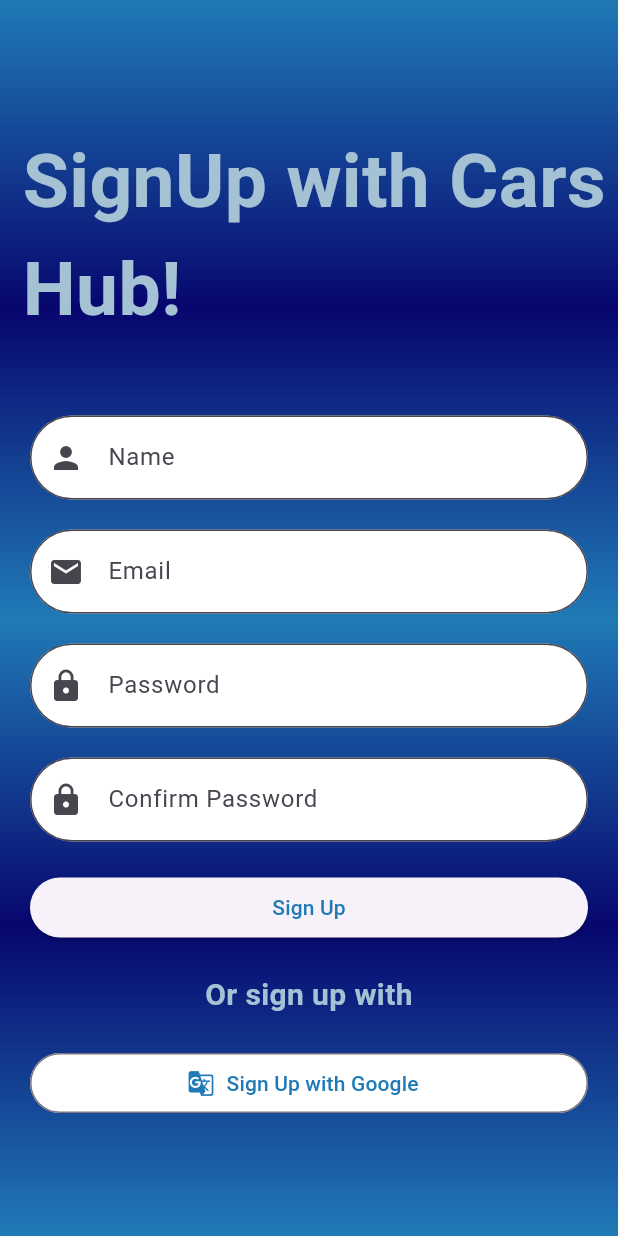
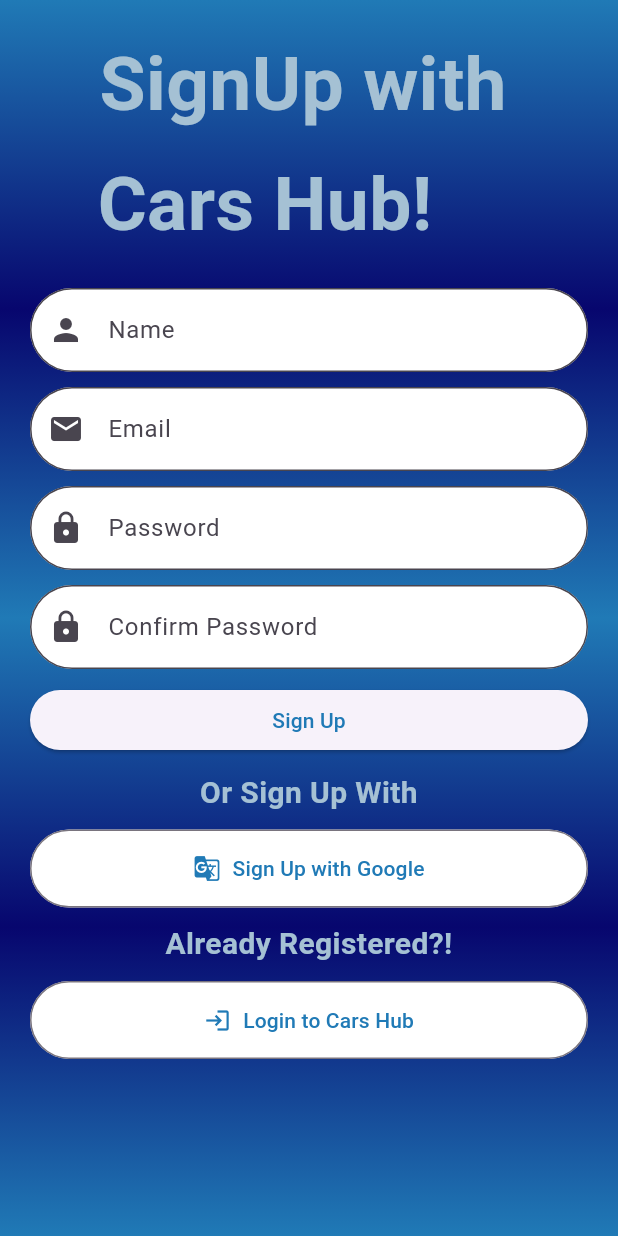
Before and after one commit to daniyalcr9/Cars_Hub, a Flutter app: the screen it shows after launch, on a phone screen of 412 x 824 dp. Run offline on Flutter 3.47's test engine with Material 3 defaults, Android fonts, the phone set to English and light mode, and no system bars; our stand-ins replace firebase_auth, firebase_core; accounts and stored records are empty.

Commit message:
9th commit

```diff
--- a/cars_hub/lib/personicon.dart
+++ b/cars_hub/lib/personicon.dart
@@ -1,3 +1,4 @@
+import 'package:cars_hub/auth.dart';
 import 'package:cars_hub/user.dart';
 import 'package:flutter/cupertino.dart';
 import 'package:flutter/material.dart';
@@ -7,6 +8,7 @@
   @override
   Widget build(BuildContext context) {
     final customUser = Provider.of<CustomUser?>(context);
+    final AuthService _auth = AuthService();
 
     return Drawer(
       child: Padding(
@@ -43,8 +45,9 @@
             ListTile(
               leading: Icon(Icons.logout),
               title: Text("Logout"),
-              onTap: () {
+              onTap: () async {
                 // Log out functionality
+                await _auth.signout();
               },
             ),
           ],
--- a/cars_hub/lib/signup.dart
+++ b/cars_hub/lib/signup.dart
@@ -1,5 +1,6 @@
 import 'package:cars_hub/auth.dart';
 import 'package:cars_hub/home.dart';
+import 'package:cars_hub/login.dart';
 import 'package:flutter/material.dart';
 
 class SignUp extends StatefulWidget {
@@ -18,30 +19,23 @@
   TextEditingController pass = TextEditingController();
   TextEditingController confirmpass = TextEditingController();
 
+  String emailuser = "";
+  String passworduser = "";
+
   RegExp emailRegex = RegExp(r'^[\w-]+(\.[\w-]+)*@[\w-]+(\.[\w-]+)+$');
-
   var regpassword =
       RegExp(r'^(?=.*[A-Z])(?=.*[a-z])(?=.*[0-9])(?=.*[!@#\$%&\*])(?=.{8,})');
   @override
   Widget build(BuildContext context) {
     return Scaffold(
-      // appBar: AppBar(
-      //   backgroundColor: Color.fromARGB(255, 87, 184, 248),
-      //   title: Text(
-      //     'Sign Up',
-      //     style: TextStyle(
-      //       color: Color.fromARGB(255, 7, 6, 110),
-      //       fontWeight: FontWeight.bold,
-      //       fontSize: 28,
-      //     ),
-      //   ),
-      //   centerTitle: true,
-      // ),
       body: SingleChildScrollView(
+        child: ConstrainedBox(
+          constraints: BoxConstraints(
+            minHeight: MediaQuery.of(context).size.height,
+          ),
           child: Form(
             key: form,
             child: Container(
-            height: MediaQuery.of(context).size.height,
               decoration: BoxDecoration(
                 gradient: LinearGradient(
                   begin: Alignment.topCenter,
@@ -52,15 +46,15 @@
                     Color.fromARGB(255, 32, 122, 182),
                     Color.fromARGB(255, 7, 6, 110),
                     Color.fromARGB(255, 32, 122, 182),
-                ], // Mixture of blue and green
+                  ],
                 ),
               ),
               child: Column(
                 children: [
                   Padding(
-                  padding: const EdgeInsets.fromLTRB(15, 85, 8, 8),
+                    padding: const EdgeInsets.fromLTRB(0, 20, 8, 8),
                     child: Text(
-                    "SignUp with Cars Hub!",
+                      "SignUp with",
                       style: TextStyle(
                         fontSize: 50,
                         fontWeight: FontWeight.bold,
@@ -69,7 +63,18 @@
                     ),
                   ),
                   Padding(
-                  padding: EdgeInsets.all(20.0),
+                    padding: const EdgeInsets.fromLTRB(0, 0, 8, 0),
+                    child: Text(
+                      "Cars Hub!    ",
+                      style: TextStyle(
+                        fontSize: 50,
+                        fontWeight: FontWeight.bold,
+                        color: Color.fromARGB(255, 165, 193, 212),
+                      ),
+                    ),
+                  ),
+                  Padding(
+                    padding: EdgeInsets.fromLTRB(20, 0, 20, 20),
                     child: Column(
                       crossAxisAlignment: CrossAxisAlignment.stretch,
                       children: [
@@ -92,9 +97,14 @@
                             filled: true,
                           ),
                         ),
-                      SizedBox(height: 20.0),
+                        SizedBox(height: 10.0),
                         TextFormField(
                           controller: email,
+                          onChanged: (val) {
+                            setState(() {
+                              emailuser = val;
+                            });
+                          },
                           validator: (value) {
                             if (value!.isEmpty) {
                               return "Please Enter your Name";
@@ -113,7 +123,7 @@
                             filled: true,
                           ),
                         ),
-                      SizedBox(height: 20.0),
+                        SizedBox(height: 10.0),
                         TextFormField(
                           controller: pass,
                           validator: (value) {
@@ -135,8 +145,11 @@
                           ),
                           obscureText: true,
                         ),
-                      SizedBox(height: 20.0),
+                        SizedBox(height: 10.0),
                         TextFormField(
+                          onChanged: (val) {
+                            passworduser = val;
+                          },
                           controller: confirmpass,
                           validator: (value) {
                             if (value!.isEmpty) {
@@ -157,7 +170,7 @@
                           ),
                           obscureText: true,
                         ),
-                      SizedBox(height: 20.0),
+                        SizedBox(height: 10.0),
                         ElevatedButton(
                           onPressed: () async {
                             if (form.currentState!.validate()) {
@@ -185,9 +198,9 @@
                             ),
                           ),
                         ),
-                      SizedBox(height: 20.0),
+                        SizedBox(height: 10.0),
                         Text(
-                        'Or sign up with',
+                          'Or Sign Up With',
                           textAlign: TextAlign.center,
                           style: TextStyle(
                             fontSize: 20,
@@ -195,10 +208,14 @@
                             color: Color.fromARGB(255, 165, 193, 212),
                           ),
                         ),
-                      SizedBox(height: 20.0),
-                      OutlinedButton.icon(
+                        SizedBox(height: 10.0),
+                        SizedBox(
+                          width: double.infinity,
+                          child: OutlinedButton.icon(
                             style: ElevatedButton.styleFrom(
-                            backgroundColor: Colors.white),
+                              backgroundColor: Colors.white,
+                              padding: EdgeInsets.symmetric(vertical: 16),
+                            ),
                             onPressed: () {
                               // Implement Google sign up logic here
                             },
@@ -213,6 +230,49 @@
                               ),
                             ),
                           ),
+                        ),
+                        SizedBox(height: 10.0),
+                        Column(
+                          mainAxisAlignment: MainAxisAlignment.center,
+                          crossAxisAlignment: CrossAxisAlignment.center,
+                          children: [
+                            Text(
+                              'Already Registered?!',
+                              textAlign: TextAlign.center,
+                              style: TextStyle(
+                                fontSize: 20,
+                                fontWeight: FontWeight.bold,
+                                color: Color.fromARGB(255, 165, 193, 212),
+                              ),
+                            ),
+                            SizedBox(height: 10),
+                            SizedBox(
+                              width: double.infinity,
+                              child: OutlinedButton.icon(
+                                style: ElevatedButton.styleFrom(
+                                  backgroundColor: Colors.white,
+                                  padding: EdgeInsets.symmetric(vertical: 16),
+                                ),
+                                onPressed: () {
+                                  Navigator.push(
+                                      context,
+                                      MaterialPageRoute(
+                                          builder: (context) => Login()));
+                                },
+                                icon: Icon(
+                                  Icons.login,
+                                  color: Color.fromARGB(255, 32, 122, 182),
+                                ),
+                                label: Text(
+                                  'Login to Cars Hub',
+                                  style: TextStyle(
+                                    color: Color.fromARGB(255, 32, 122, 182),
+                                  ),
+                                ),
+                              ),
+                            ),
+                          ],
+                        ),
                       ],
                     ),
                   ),
@@ -221,6 +281,7 @@
             ),
           ),
         ),
+      ),
     );
   }
 }
```
Also changed, not shown: cars_hub/lib/auth.dart (+9 -0 lines), cars_hub/lib/login.dart (added, +223 -0 lines). Lines whose indentation alone changed are shown as unchanged.
